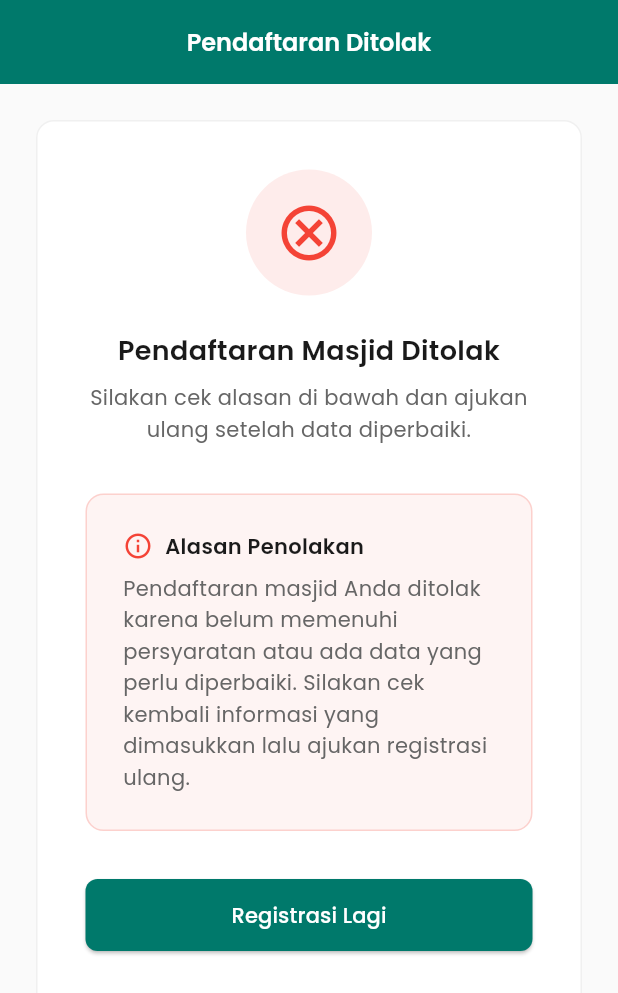
After one commit to ahmaddzidnii/kurbankit-uas-kelompok-ppb, a Flutter app: the MosqueRegistrationRejectedPage screen opened by its route, on a phone screen of 412 x 824 dp. The commit adds this screen. Shown: the top 993 px of the screen. Run offline on Flutter 3.47's test engine with Material 3 defaults, Android fonts, the phone set to English and light mode, and no system bars; our stand-ins replace dio, flutter_secure_storage, get_it, go_router, package_info_plus, shared_preferences; accounts and stored records are empty; network calls fail.

Commit message:
feat: Add mosque account suspension and registration rejection pages; update routing logic

```diff
--- a/lib/app_router.dart
+++ b/lib/app_router.dart
@@ -13,7 +13,9 @@ import 'package:qurban_kit/features/mosque_dashboard/presentation/screens/calcul
 import 'package:qurban_kit/features/mosque_dashboard/presentation/screens/calculator/calculator_result_page.dart';
 import 'package:qurban_kit/features/mosque_dashboard/presentation/screens/calculator/calculator_template_selection_page.dart';
 import 'package:qurban_kit/features/mosque_dashboard/presentation/mosque_dashboard/screens/dashboard/admin_home_page.dart';
+import 'package:qurban_kit/features/mosque_dashboard/presentation/screens/mosque_account_suspended_page.dart';
 import 'package:qurban_kit/features/mosque_dashboard/presentation/screens/mosque_admin_dashboard.dart';
+import 'package:qurban_kit/features/mosque_dashboard/presentation/screens/mosque_registration_rejected_page.dart';
 import 'package:qurban_kit/features/mosque_dashboard/presentation/screens/mosque_waiting_dashboard.dart';
 import 'package:qurban_kit/features/mosque_dashboard/presentation/screens/periods/periods_page.dart';
 import 'package:qurban_kit/features/mosque_dashboard/presentation/screens/profile/mosque_profile_page.dart';
@@ -56,6 +58,19 @@ class AppRouter {
       GoRoute(
         path: '/mosque-dashboard-waiting',
         builder: (context, state) => const MosqueWaitingDashboard(),
+      ),
+      GoRoute(
+        path: '/mosque-registration-rejected',
+        builder: (context, state) {
+          final mosque = state.extra is ProfileMasjid
+              ? state.extra as ProfileMasjid
+              : null;
+          return MosqueRegistrationRejectedPage(mosque: mosque);
+        },
+      ),
+      GoRoute(
+        path: '/mosque-account-suspended',
+        builder: (context, state) => const MosqueAccountSuspendedPage(),
       ),
       GoRoute(
         path: '/mosque-admin-dashboard',
--- a/lib/features/auth/data/models/auth_models.dart
+++ b/lib/features/auth/data/models/auth_models.dart
@@ -62,12 +62,14 @@ class UserData {
   final String name;
   final String email;
   final String? role;
+  final ProfileMasjid? masjid;
 
   UserData({
     required this.id,
     required this.name,
     required this.email,
     this.role,
+    this.masjid,
   });
 
   factory UserData.fromJson(Map<String, dynamic> json) {
@@ -76,6 +78,9 @@ class UserData {
       name: json['name'] ?? '',
       email: json['email'] ?? '',
       role: json['role'],
+      masjid: json['masjid'] is Map<String, dynamic>
+          ? ProfileMasjid.fromJson(json['masjid'] as Map<String, dynamic>)
+          : null,
     );
   }
 
@@ -85,6 +90,60 @@ class UserData {
       'name': name,
       'email': email,
       if (role != null) 'role': role,
+      if (masjid != null) 'masjid': masjid!.toJson(),
     };
   }
 }
+
+class ProfileMasjid {
+  final String id;
+  final String nama;
+  final String status;
+  final String? rejectionReason;
+
+  ProfileMasjid({
+    required this.id,
+    required this.nama,
+    required this.status,
+    this.rejectionReason,
+  });
+
+  factory ProfileMasjid.fromJson(Map<String, dynamic> json) {
+    return ProfileMasjid(
+      id: json['id'] ?? '',
+      nama: json['nama'] ?? '',
+      status: json['status'] ?? '',
+      rejectionReason: _readString(json, const [
+        'rejectionReason',
+        'reason',
+        'alasan',
+        'rejection_reason',
+        'notes',
+        'catatan',
+      ]),
+    );
+  }
+
+  Map<String, dynamic> toJson() {
+    return {'id': id, 'nama': nama, 'status': status};
+  }
+
+  bool get isPending => status.toUpperCase() == 'PENDING';
+
+  bool get isApproved => status.toUpperCase() == 'APPROVED';
+
+  bool get isRejected => status.toUpperCase() == 'REJECTED';
+
+  bool get isSuspended => status.toUpperCase() == 'SUSPENDED';
+
+  static String? _readString(Map<String, dynamic> json, List<String> keys) {
+    for (final key in keys) {
+      final value = json[key];
+      if (value is String && value.trim().isNotEmpty) {
+        return value.trim();
+      }
+    }
+
+    return null;
+  }
+}
--- /dev/null
+++ b/lib/features/mosque_dashboard/presentation/screens/mosque_registration_rejected_page.dart
@@ -0,0 +1,157 @@
+import 'package:flutter/material.dart';
+import 'package:go_router/go_router.dart';
+import 'package:qurban_kit/core/configs/theme/theme.dart';
+import 'package:qurban_kit/features/auth/data/models/auth_models.dart';
+
+class MosqueRegistrationRejectedPage extends StatelessWidget {
+  final ProfileMasjid? mosque;
+
+  const MosqueRegistrationRejectedPage({super.key, this.mosque});
+
+  String get _reasonText {
+    final reason = mosque?.rejectionReason;
+    if (reason != null && reason.trim().isNotEmpty) {
+      return reason;
+    }
+
+    return 'Pendaftaran masjid Anda ditolak karena belum memenuhi persyaratan atau ada data yang perlu diperbaiki. Silakan cek kembali informasi yang dimasukkan lalu ajukan registrasi ulang.';
+  }
+
+  @override
+  Widget build(BuildContext context) {
+    return Scaffold(
+      backgroundColor: AppColors.backgroundBase,
+      appBar: AppBar(
+        backgroundColor: AppColors.essentialBrightAccent,
+        foregroundColor: Colors.white,
+        title: const Text('Pendaftaran Ditolak'),
+        elevation: 0,
+      ),
+      body: SafeArea(
+        child: LayoutBuilder(
+          builder: (context, constraints) {
+            return SingleChildScrollView(
+              padding: const EdgeInsets.all(AppSpacing.lg),
+              child: Center(
+                child: ConstrainedBox(
+                  constraints: BoxConstraints(
+                    maxWidth: 560,
+                    minHeight: constraints.maxHeight - AppSpacing.lg * 2,
+                  ),
+                  child: Container(
+                    padding: const EdgeInsets.all(AppSpacing.xl),
+                    decoration: BoxDecoration(
+                      color: AppColors.backgroundElevatedBase,
+                      borderRadius: BorderRadius.circular(AppRadius.md),
+                      border: Border.all(color: AppColors.backgroundHighlight),
+                    ),
+                    child: Column(
+                      mainAxisSize: MainAxisSize.min,
+                      children: [
+                        Container(
+                          width: 84,
+                          height: 84,
+                          decoration: BoxDecoration(
+                            color: Colors.red.withOpacity(0.1),
+                            shape: BoxShape.circle,
+                          ),
+                          child: const Icon(
+                            Icons.cancel_outlined,
+                            size: 44,
+                            color: Colors.red,
+                          ),
+                        ),
+                        const SizedBox(height: AppSpacing.lg),
+                        const Text(
+                          'Pendaftaran Masjid Ditolak',
+                          textAlign: TextAlign.center,
+                          style: TextStyle(
+                            fontSize: AppTypography.headingMedium,
+                            fontWeight: AppTypography.semiBold,
+                            color: AppColors.textBase,
+                          ),
+                        ),
+                        const SizedBox(height: AppSpacing.sm),
+                        const Text(
+                          'Silakan cek alasan di bawah dan ajukan ulang setelah data diperbaiki.',
+                          textAlign: TextAlign.center,
+                          style: TextStyle(
+                            fontSize: AppTypography.bodyMedium,
+                            color: AppColors.textSubdued,
+                            height: 1.5,
+                          ),
+                        ),
+                        const SizedBox(height: AppSpacing.xl),
+                        Container(
+                          width: double.infinity,
+                          padding: const EdgeInsets.all(AppSpacing.lg),
+                          decoration: BoxDecoration(
+                            color: Colors.red.withOpacity(0.06),
+                            borderRadius: BorderRadius.circular(AppRadius.md),
+                            border: Border.all(
+                              color: Colors.red.withOpacity(0.2),
+                            ),
+                          ),
+                          child: Column(
+                            crossAxisAlignment: CrossAxisAlignment.start,
+                            children: [
+                              const Row(
+                                children: [
+                                  Icon(
+                                    Icons.info_outline,
+                                    color: Colors.red,
+                                    size: 20,
+                                  ),
+                                  SizedBox(width: 8),
+                                  Text(
+                                    'Alasan Penolakan',
+                                    style: TextStyle(
+                                      fontSize: AppTypography.bodyMedium,
+                                      fontWeight: AppTypography.semiBold,
+                                      color: AppColors.textBase,
+                                    ),
+                                  ),
+                                ],
+                              ),
+                              const SizedBox(height: AppSpacing.sm),
+                              Text(
+                                _reasonText,
+                                style: const TextStyle(
+                                  fontSize: AppTypography.bodyMedium,
+                                  color: AppColors.textSubdued,
+                                  height: 1.5,
+                                ),
+                              ),
+                            ],
+                          ),
+                        ),
+                        const SizedBox(height: AppSpacing.xl),
+                        SizedBox(
+                          width: double.infinity,
+                          height: 48,
+                          child: ElevatedButton(
+                            onPressed: () => context.go('/mosque-registration'),
+                            style: ElevatedButton.styleFrom(
+                              backgroundColor: AppColors.essentialBrightAccent,
+                              foregroundColor: Colors.white,
+                              shape: RoundedRectangleBorder(
+                                borderRadius: BorderRadius.circular(
+                                  AppRadius.sm,
+                                ),
+                              ),
+                            ),
+                            child: const Text('Registrasi Lagi'),
+                          ),
+                        ),
+                      ],
+                    ),
+                  ),
+                ),
+              ),
+            );
+          },
+        ),
+      ),
+    );
+  }
+}
```
Also changed, not shown: lib/core/services/post_login_route_service.dart (added, +48 -0 lines), lib/features/auth/data/services/auth_repository.dart (+2 -5 lines), lib/features/auth/presentation/auth/screens/auth.dart (+6 -16 lines), lib/features/auth/presentation/screens/auth.dart (+6 -16 lines), lib/features/mosque_dashboard/presentation/screens/mosque_account_suspended_page.dart (added, +97 -0 lines), lib/features/splash/presentation/screens/splash.dart (+12 -19 lines).
